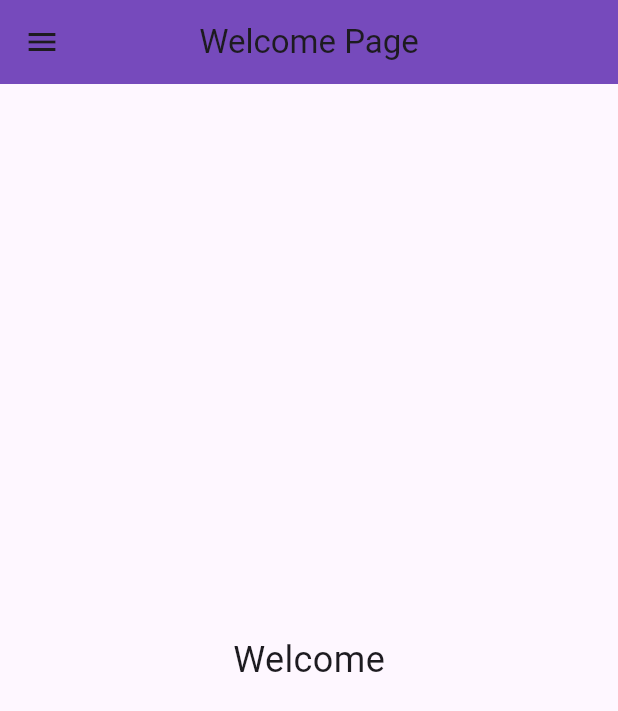
After one commit to icksishu/gaji, a Flutter app: the screen it shows after launch, in the side drawer, after a tap on "Welcome", on a phone screen of 412 x 824 dp. The commit adds this screen. Shown: the top 711 px of the screen. Run offline on Flutter 3.47's test engine with Material 3 defaults, Android fonts, the phone set to English and light mode, and no system bars; missing offline and left inert: dart:ffi.

Commit message:
page 전환 함수 적용

```diff
--- a/lib/main.dart
+++ b/lib/main.dart
@@ -1,6 +1,6 @@
 import 'package:flutter/material.dart';
+import 'package:gaji/pages/NavigationPage.dart';
 import "dart:developer" as developer;
-import 'pages/navigationDrawerPage.dart';
 
 void main() {
   developer.log("some Print");
@@ -19,7 +19,7 @@ class GajiApp extends StatelessWidget {
         colorScheme: ColorScheme.fromSeed(seedColor: Colors.deepPurple),
         useMaterial3: true,
       ),
-      home: const NavigationDrawerPage(),
+      home: const NavigationPage(),
     );
   }
 }
--- /dev/null
+++ b/lib/pages/NavigationPage.dart
@@ -0,0 +1,93 @@
+import "dart:ffi";
+
+import "package:flutter/material.dart";
+import "package:gaji/pages/summaryPage.dart";
+import "dart:developer" as developer;
+
+import "package:gaji/pages/welcomePage.dart";
+
+class NavigationPage extends StatefulWidget {
+  const NavigationPage({super.key});
+
+
+  @override
+  State<NavigationPage> createState() => _NavigationPageState();
+}
+
+class _NavigationPageState extends State<NavigationPage> {
+  final GlobalKey<ScaffoldState> _key = GlobalKey();
+  Map pageMap = {
+    "welcome": const WelcomePage(),
+    "summary": const SummaryPage(),
+  };
+  String currentTitle = "init";
+  String currentPageName = "welcome";
+
+  Widget _getPage() {
+    return pageMap[currentPageName];
+  }
+
+  void _changePage(String pageName) {
+    setState(() {
+      currentPageName = pageName;
+      Widget currentPage = _getPage();
+      if(pageName == "welcome") {
+        currentTitle = (currentPage as WelcomePage).title;
+      }
+      else if(pageName == "summary") {
+        currentTitle = (currentPage as SummaryPage).title;
+      }
+    });
+  }
+
+  @override
+  void initState() {
+    developer.log("initState $currentTitle");
+    super.initState();
+    setState(() {
+      currentTitle = "gaji";
+      developer.log("setState $currentTitle");
+    });
+  }
+
+  @override
+  Widget build(BuildContext context) {
+    return Scaffold(
+      key: _key,
+      appBar: AppBar(
+        title: Text(currentTitle),
+        centerTitle: true,
+        backgroundColor: const Color(0xff764abc),
+      ),
+      drawer: Drawer(
+        child: ListView(
+          children: [
+            ListTile(
+              leading: const Icon(
+                Icons.home,
+              ),
+              title: const Text('Welcome'),
+              onTap: () {
+                Navigator.pop(context);
+                _changePage("welcome");
+              },
+            ),
+            ListTile(
+              leading: const Icon(
+                Icons.train,
+              ),
+              title: const Text('Summary'),
+              onTap: () {
+                Navigator.pop(context);
+                _changePage("summary");
+              },
+            ),
+          ]
+        ),
+      ),
+      body: Center(
+        child: _getPage(),
+      ),
+    );
+  }
+}
--- a/lib/pages/navigationDrawerPage.dart
+++ b/lib/pages/navigationDrawerPage.dart
@@ -1,7 +1,12 @@
 import 'package:flutter/material.dart';
+import 'package:gaji/pages/gajiHomePage.dart';
+import 'package:gaji/pages/welcomePage.dart';
 import '../file/file_handler.dart';
 import "dart:developer" as developer;
 
+/**
+ * 샘플 개발용. NavigationPage 가 최종 목표
+ */
 class NavigationDrawerPage extends StatefulWidget {
   const NavigationDrawerPage({Key? key}) : super(key: key);
 
@@ -12,6 +17,9 @@ class NavigationDrawerPage extends StatefulWidget {
 class _NavigationDrawerPageState extends State<NavigationDrawerPage> {
   final GlobalKey<ScaffoldState> _key = GlobalKey(); // Create a key
   final FileHandler _fileHandler = FileHandler();
+  final Widget gajiHomePage = const GajiHomePage(title: "temporary title");
+  final Widget welcomePage = const WelcomePage();
+
 
   void fileWrite() async {
     _fileHandler.write();
@@ -39,7 +47,8 @@ class _NavigationDrawerPageState extends State<NavigationDrawerPage> {
               ),
               title: const Text('Page 1'),
               onTap: () {
-                Navigator.pop(context);
+                //Navigator.pop(context);
+
               },
             ),
             ListTile(
@@ -48,7 +57,9 @@ class _NavigationDrawerPageState extends State<NavigationDrawerPage> {
               ),
               title: const Text('Page 2'),
               onTap: () {
-                Navigator.pop(context);
+                //Navigator.pop(context);
+                developer.log("ontab setState");
+                setState(() => {gajiHomePage});
               },
             ),
           ],
--- /dev/null
+++ b/lib/pages/summaryPage.dart
@@ -0,0 +1,25 @@
+import 'package:flutter/material.dart';
+
+class SummaryPage extends StatefulWidget {
+  const SummaryPage({super.key});
+  final String _title = "Summary Page";
+  String get title => _title;
+
+  @override
+  State<StatefulWidget> createState() {
+    return _SummaryPageState();
+  }
+
+}
+
+class _SummaryPageState extends State<SummaryPage> {
+  @override
+  Widget build(BuildContext context) {
+    return const Scaffold(
+      body: Center(
+        child: Text("Summary", style: TextStyle(fontSize: 24),),
+      ),
+    );
+  }
+
+}
--- /dev/null
+++ b/lib/pages/welcomePage.dart
@@ -0,0 +1,21 @@
+import 'package:flutter/material.dart';
+
+class WelcomePage extends StatefulWidget {
+  const WelcomePage({super.key});
+  final String _title = "Welcome Page";
+  String get title => _title;
+  @override
+  State<StatefulWidget> createState() => _WelcomePageState();
+}
+
+class _WelcomePageState extends State<WelcomePage> {
+  @override
+  Widget build(BuildContext context) {
+    return const Scaffold(
+      body: Center(
+        child: Text("Welcome", style: TextStyle(fontSize: 24)),
+      ),
+    );
+  }
+
+}
```
